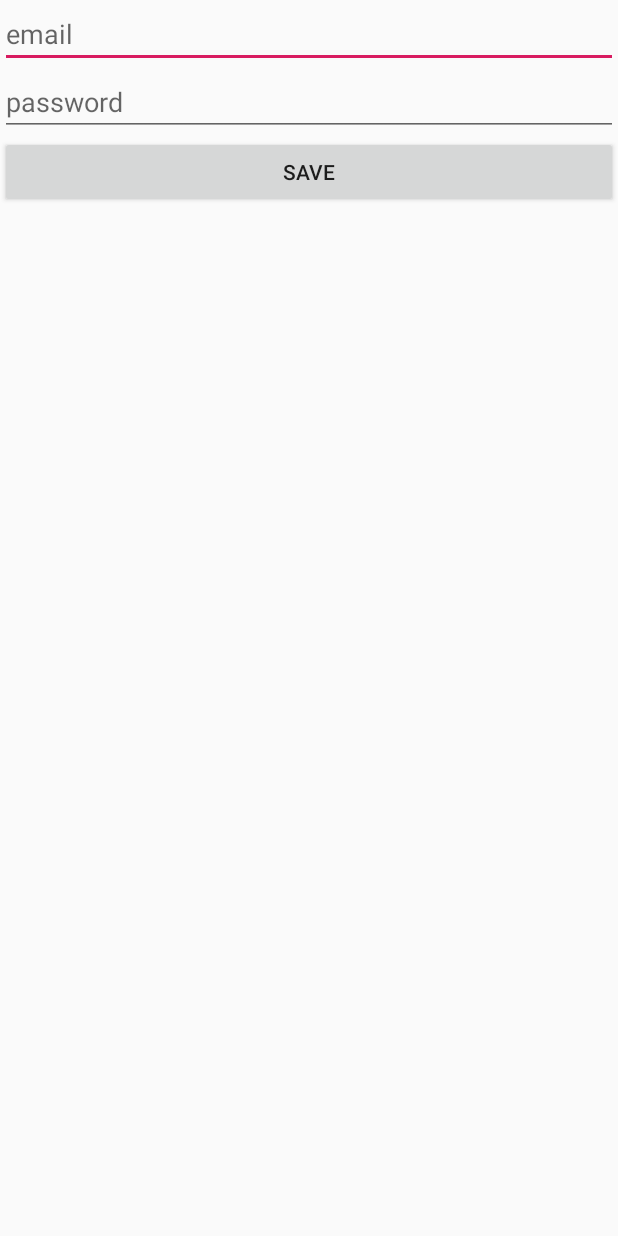
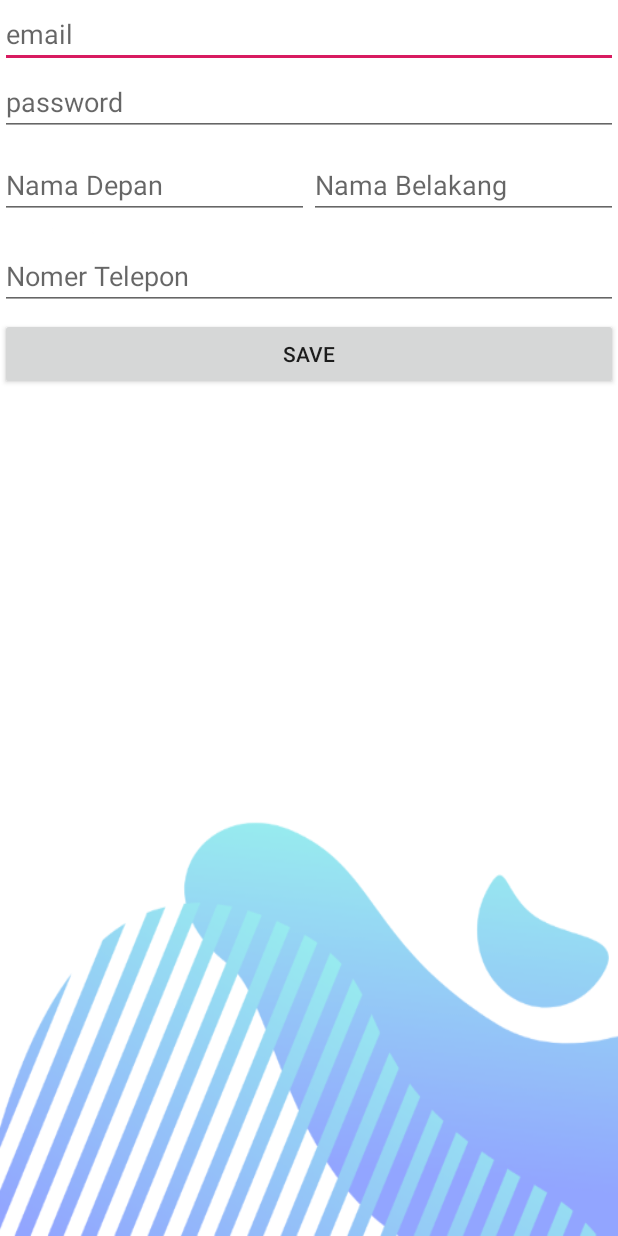
Before and after one commit to yossieadvindo/TimbangAntri, an Android app: the EditProfile screen opened directly, with no data from a screen before it, on a phone screen of 412 x 824 dp. Run offline under Robolectric (Android 15) with nearby library versions, the light colour scheme and no system bars.

Commit message:
layouteditprofil

```diff
--- a/app/src/main/res/layout/activity_edit_profile.xml
+++ b/app/src/main/res/layout/activity_edit_profile.xml
@@ -5,6 +5,7 @@
     xmlns:tools="http://schemas.android.com/tools"
     android:layout_width="match_parent"
     android:layout_height="match_parent"
+    android:background="@drawable/editprofil"
     android:orientation="vertical"
     tools:context=".EditProfile">
 
@@ -24,8 +25,47 @@
         android:inputType="textPersonName"
         android:hint="password" />
 
+    <LinearLayout
+        android:layout_width="match_parent"
+        android:layout_height="wrap_content"
+        android:layout_marginTop="10dp"
+        android:layout_marginBottom="5dp"
+        android:orientation="horizontal">
+
+        <EditText
+            android:id="@+id/txtNamaDepan2"
+            android:layout_width="match_parent"
+            android:layout_height="wrap_content"
+            android:layout_gravity="left"
+            android:layout_weight="1"
+            android:ems="10"
+            android:hint="Nama Depan"
+            android:inputType="textPersonName" />
+
+        <EditText
+            android:id="@+id/txtNamaBlkng2"
+            android:layout_width="match_parent"
+            android:layout_height="wrap_content"
+            android:layout_gravity="right"
+            android:layout_weight="1"
+            android:ems="10"
+            android:hint="Nama Belakang"
+            android:inputType="textPersonName" />
+    </LinearLayout>
+
+    <EditText
+        android:id="@+id/txtNoTlp2"
+        android:layout_width="match_parent"
+        android:layout_height="wrap_content"
+        android:layout_marginTop="10dp"
+        android:layout_marginBottom="5dp"
+        android:ems="10"
+        android:hint="Nomer Telepon"
+        android:inputType="textPersonName" />
+
+
     <Button
-        android:id="@+id/btnsave"
+        android:id="@+id/btnsave2"
         android:layout_width="match_parent"
         android:layout_height="wrap_content"
         android:text="SAVE" />
```
Also changed, not shown: app/src/main/res/drawable-xxxhdpi/editprofil.png (added).
